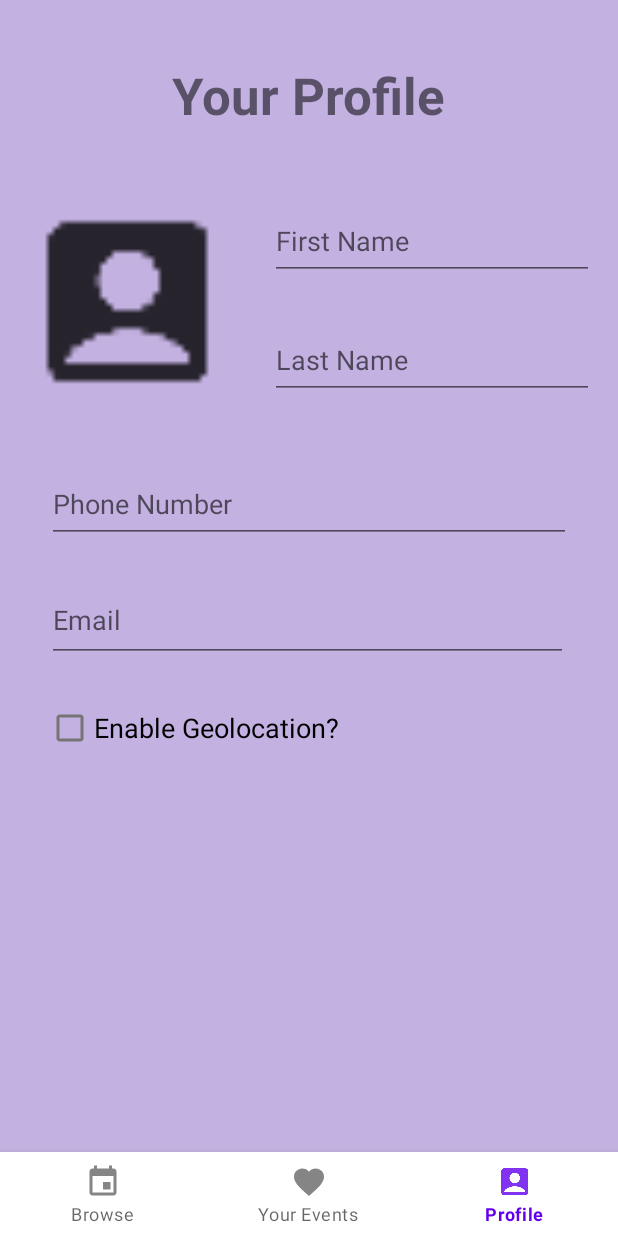
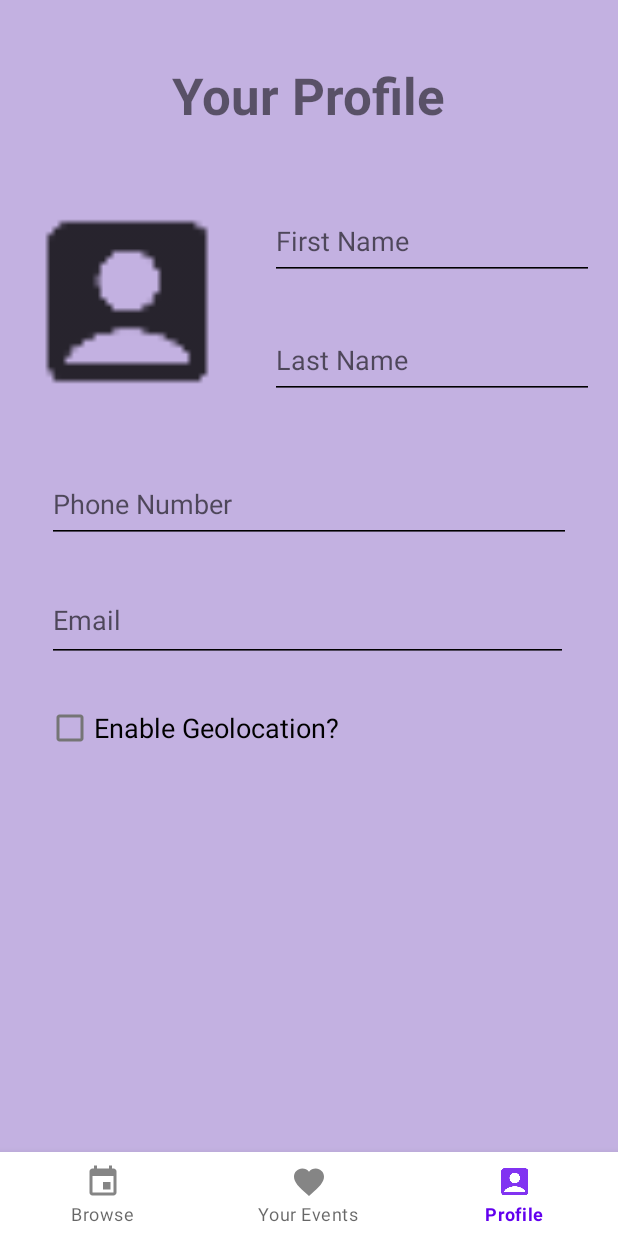
Before and after one commit to CMPUT301W24T40/Circle, an Android app: the screen it shows after launch (MainActivity), item 3 of the bottom bar chosen, on a phone screen of 412 x 824 dp. Run offline under Robolectric (Android 15) with nearby library versions, the phone set to English and light mode, and no system bars.

Commit message:
changes input line colour

```diff
--- a/app/src/main/res/layout/fragment_profile.xml
+++ b/app/src/main/res/layout/fragment_profile.xml
@@ -17,6 +17,7 @@
         android:ems="10"
         android:hint="@string/first_name"
         android:inputType="text"
+        android:backgroundTint="@color/black"
         app:layout_constraintBottom_toTopOf="@+id/lastName"
         app:layout_constraintEnd_toEndOf="parent"
         app:layout_constraintTop_toBottomOf="@+id/profileText"
@@ -30,6 +31,7 @@
         android:ems="10"
         android:hint="@string/last_name"
         android:inputType="text"
+        android:backgroundTint="@color/black"
         app:layout_constraintBottom_toTopOf="@+id/phoneNumber"
         app:layout_constraintEnd_toEndOf="parent" />
 
@@ -41,6 +43,7 @@
         android:ems="10"
         android:hint="@string/phone_number"
         android:inputType="phone"
+        android:backgroundTint="@color/black"
         app:layout_constraintEnd_toEndOf="parent"
         app:layout_constraintStart_toStartOf="parent"
         app:layout_constraintTop_toBottomOf="@+id/imageView2" />
@@ -53,6 +56,7 @@
         android:ems="10"
         android:hint="@string/email"
         android:inputType="textEmailAddress"
+        android:backgroundTint="@color/black"
         app:layout_constraintEnd_toEndOf="parent"
         app:layout_constraintHorizontal_bias="0.468"
         app:layout_constraintStart_toStartOf="parent"
@@ -93,6 +97,7 @@
         android:layout_marginTop="16dp"
         android:text="@string/enable_geolocation"
         android:textSize="18sp"
+        android:backgroundTint="@color/black"
         app:layout_constraintBottom_toBottomOf="parent"
         app:layout_constraintEnd_toEndOf="parent"
         app:layout_constraintHorizontal_bias="0.081"
```
